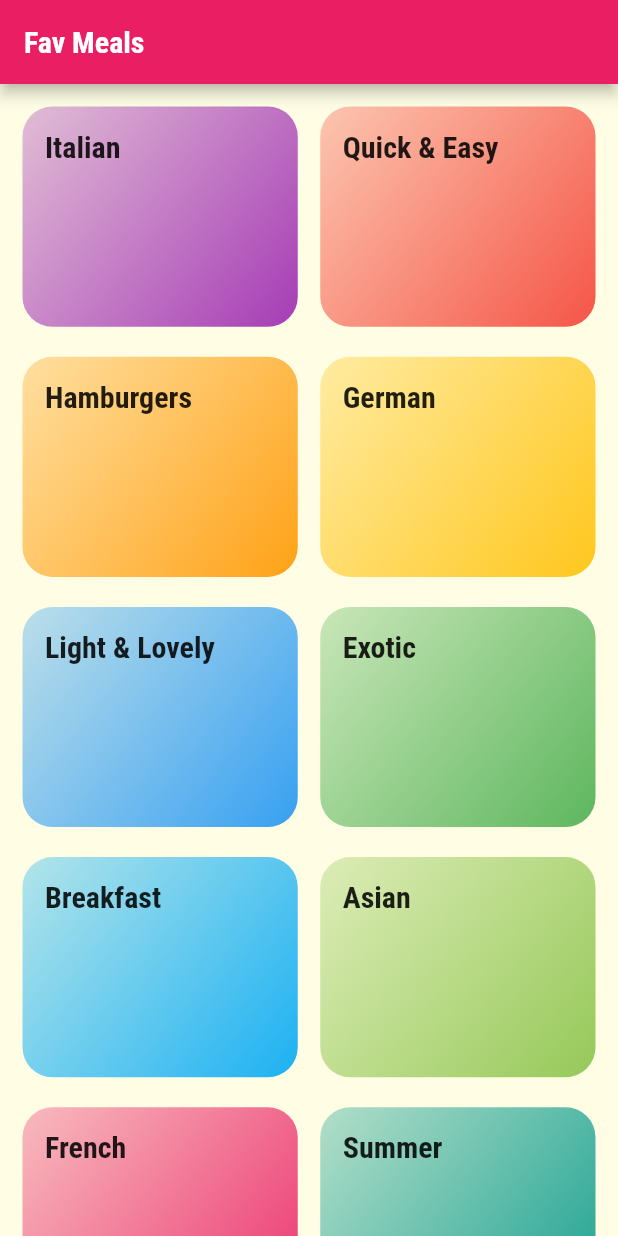
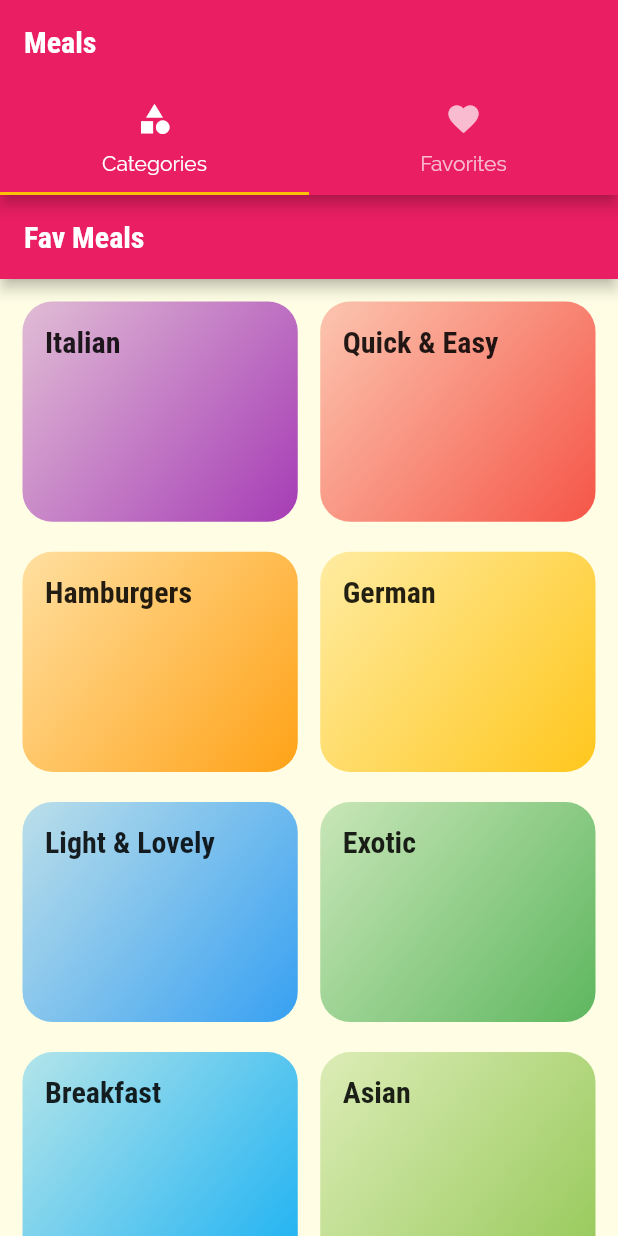
Before and after one commit to RohanTemgire/meals_app, a Flutter app: the screen it shows after launch, on a phone screen of 412 x 824 dp. Run offline on Flutter 3.47's test engine with Material 2 defaults, Android fonts, the phone set to English and light mode, and no system bars.

Commit message:
module 7.5

```diff
--- a/lib/main.dart
+++ b/lib/main.dart
@@ -1,5 +1,7 @@
 import 'package:flutter/material.dart';
 
+
+import './screens/tabs_screen.dart';
 import './screens/categories_meals_screen.dart';
 import './screens/categories_screen.dart';
 import './screens/meal_detail_screen.dart';
@@ -36,12 +38,24 @@ class MyApp extends StatelessWidget {
       initialRoute: '/', //default is '/'
       routes: {
         '/': (context) =>
-            CategoriesScreen(), //this can also be used instead of using the above method for home routing
+            TabsScreen(), //this can also be used instead of using the above method for home routing
         // '/category-meals': (ctx) => CategoriesMealsScreen(),
         //here there can be spelling errors and bc of that error your app can break so there is another way producing the same output
         CategoriesMealsScreen.routeName: (ctx) => CategoriesMealsScreen(),
         MealDetailScreen.routeName: (ctx) => MealDetailScreen(),
       },
+
+      // onGenerateRoute: (settings) {
+      //this is a useull method when you have a highly flexible app and then you might miss to mention route,
+      //in such cases this 'onGenerateRoute' will help you such that if you do not mention any routes in the routes list, then this method will run
+      //   print(settings);
+      //   return MaterialPageRoute(builder: (ctx) => CategoriesScreen());
+      // },
+
+      onUnknownRoute:
+          (settings) => //now this function here will excute if your app fails to load from the given routes list, and from onGenerateRoute
+              // this function is the last opt for flutter to show something on the screen if anything fails, or your app crashes.
+              MaterialPageRoute(builder: (ctx) => CategoriesScreen()),
     );
   }
 }
--- /dev/null
+++ b/lib/screens/tabs_screen.dart
@@ -0,0 +1,40 @@
+import 'package:flutter/material.dart';
+
+import './categories_screen.dart';
+import './favorites_screen.dart';
+
+class TabsScreen extends StatefulWidget {
+  const TabsScreen({Key? key}) : super(key: key);
+
+  @override
+  _TabsScreenState createState() => _TabsScreenState();
+}
+
+class _TabsScreenState extends State<TabsScreen> {
+  @override
+  Widget build(BuildContext context) {
+    return DefaultTabController(
+      length: 2,
+      child: Scaffold(
+        appBar: AppBar(
+          title: Text('Meals'),
+          bottom: TabBar(
+            tabs: [
+              Tab(
+                icon: Icon(Icons.category),
+                text: 'Categories',
+              ),
+              Tab(
+                icon: Icon(Icons.favorite),
+                text: 'Favorites',
+              ),
+            ],
+          ),
+        ),
+        body: TabBarView(
+          children: [CategoriesScreen(), FavoritesScreen()],
+        ),
+      ),
+    );
+  }
+}
```
Also changed, not shown: lib/screens/favorites_screen.dart (added, +12 -0 lines), lib/screens/meal_detail_screen.dart (+74 -4 lines).
